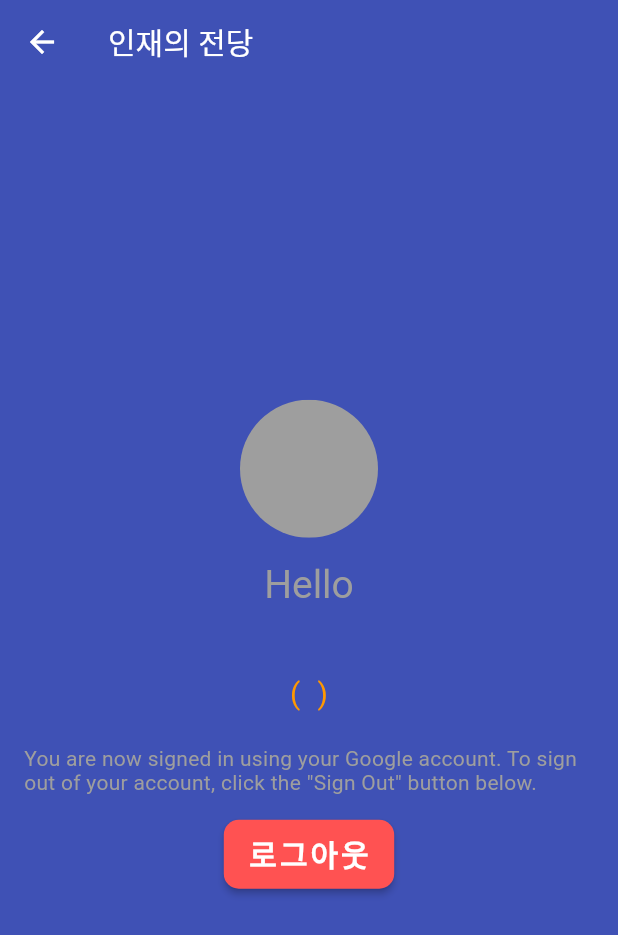
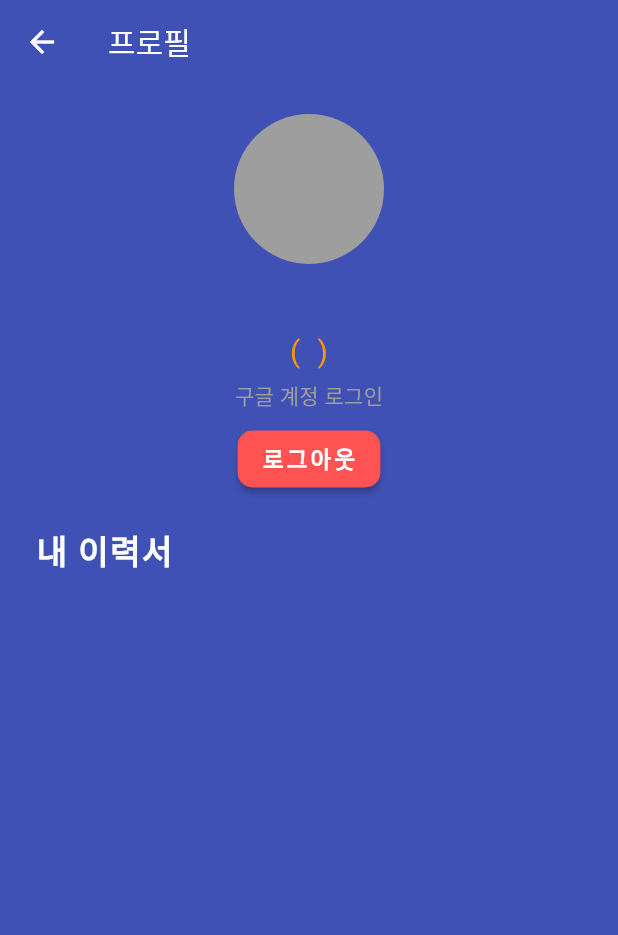
Before and after one commit to youngjungju/mobileapp, a Flutter app: the UserInfoScreen screen opened directly with empty values, on a phone screen of 412 x 824 dp. Shown: the top 935 px of the screen. Run offline on Flutter 3.47's test engine with Material 2 defaults, Android fonts, the phone set to English and light mode, and no system bars; our stand-ins replace cloud_firestore, firebase_auth, firebase_core, google_sign_in; accounts and stored records are empty.

Commit message:
User Info Screen: Added my list. my_item_list.dart has to be modified to only show items user wrote.

```diff
--- a/lib/screens/user_info_screen.dart
+++ b/lib/screens/user_info_screen.dart
@@ -3,6 +3,7 @@ import 'package:flutter/cupertino.dart';
 import 'package:flutter/material.dart';
 import 'package:mobileapp/screens/sign_in_screen.dart';
 import 'package:mobileapp/utils/authentication.dart';
+import 'package:mobileapp/widgets/my_item_list.dart';
 
 class UserInfoScreen extends StatefulWidget {
   const UserInfoScreen({Key? key, required User user})
@@ -52,11 +53,18 @@ class _UserInfoScreenState extends State<UserInfoScreen> {
       appBar: AppBar(
         elevation: 0,
         backgroundColor: Colors.indigo,
-        title: Text("인재의 전당"),
+        title: Text("프로필"),
       ),
       body: SafeArea(
-        child: Padding(
+        child: Column(
+          crossAxisAlignment: CrossAxisAlignment.start,
+          children: [
+            Container(
+              decoration: BoxDecoration(
+                color: Colors.indigo,
+              ),
               padding: const EdgeInsets.only(
+                top: 20.0,
                 left: 16.0,
                 right: 16.0,
                 bottom: 20.0,
@@ -65,7 +73,10 @@ class _UserInfoScreenState extends State<UserInfoScreen> {
                 mainAxisAlignment: MainAxisAlignment.center,
                 children: [
                   Row(),
-              _user.photoURL != null
+                  SizedBox(
+                    width: 100,
+                    height: 100,
+                    child: _user.photoURL != null
                         ? ClipOval(
                             child: Material(
                               color: Colors.grey,
@@ -88,13 +99,6 @@ class _UserInfoScreenState extends State<UserInfoScreen> {
                               ),
                             ),
                           ),
-              SizedBox(height: 16.0),
-              Text(
-                'Hello',
-                style: TextStyle(
-                  color: Colors.grey,
-                  fontSize: 26,
-                ),
                   ),
                   SizedBox(height: 8.0),
                   Text(
@@ -113,16 +117,17 @@ class _UserInfoScreenState extends State<UserInfoScreen> {
                       letterSpacing: 0.5,
                     ),
                   ),
-              SizedBox(height: 24.0),
+                  SizedBox(height: 8.0),
                   Text(
-                'You are now signed in using your Google account. To sign out of your account, click the "Sign Out" button below.',
+                    '구글 계정 로그인',
                     style: TextStyle(
                         color: Colors.grey, fontSize: 14, letterSpacing: 0.2),
                   ),
-              SizedBox(height: 16.0),
+                  SizedBox(height: 8.0),
                   _isSigningOut
                       ? CircularProgressIndicator(
-                      valueColor: AlwaysStoppedAnimation<Color>(Colors.white),
+                          valueColor:
+                              AlwaysStoppedAnimation<Color>(Colors.white),
                         )
                       : ElevatedButton(
                           style: ButtonStyle(
@@ -152,7 +157,7 @@ class _UserInfoScreenState extends State<UserInfoScreen> {
                             child: Text(
                               '로그아웃',
                               style: TextStyle(
-                            fontSize: 20,
+                                fontSize: 15,
                                 fontWeight: FontWeight.bold,
                                 color: Colors.white,
                                 letterSpacing: 2,
@@ -163,6 +168,32 @@ class _UserInfoScreenState extends State<UserInfoScreen> {
                 ],
               ),
             ),
+            Container(
+              padding: const EdgeInsets.only(
+                left: 24.0,
+                right: 24.0,
+                bottom: 12.0,
+              ),
+              color: Colors.indigo,
+              child: Row(
+                children: [
+                  Text(
+                    '내 이력서',
+                    style: TextStyle(
+                      color: Colors.white,
+                      fontSize: 22.0,
+                      letterSpacing: 1,
+                      fontWeight: FontWeight.bold,
+                    ),
+                  ),
+                ],
+              ),
+            ),
+            Expanded(
+              child: MyItemList(user: _user),
+            ),
+          ],
+        ),
       ),
     );
   }
--- a/lib/widgets/add_item_form.dart
+++ b/lib/widgets/add_item_form.dart
@@ -26,12 +26,13 @@ class _AddItemFormState extends State<AddItemForm> {
 
   final TextEditingController _titleController = TextEditingController();
   final TextEditingController _descriptionController = TextEditingController();
+  final TextEditingController _addressController = TextEditingController();
 
   @override
   Widget build(BuildContext context) {
     return Form(
       key: _addItemFormKey,
-      child: Column(
+      child: ListView(
         children: [
           Padding(
             padding: const EdgeInsets.only(
@@ -44,7 +45,7 @@ class _AddItemFormState extends State<AddItemForm> {
               children: [
                 SizedBox(height: 24.0),
                 Text(
-                  'Title',
+                  '이력서 제목',
                   style: TextStyle(
                     color: Colors.white,
                     fontSize: 22.0,
@@ -59,15 +60,15 @@ class _AddItemFormState extends State<AddItemForm> {
                   focusNode: widget.titleFocusNode,
                   keyboardType: TextInputType.text,
                   inputAction: TextInputAction.next,
-                  validator: (value) => Validator.validateField(
+                  validator: (value) => TitleValidator.validateField(
                     value: value,
                   ),
-                  label: 'Title',
-                  hint: 'Enter your note title',
+                  label: '이력서 제목',
+                  hint: '자신을 어필할 수 있는 이력서 제목을 입력해주세요.',
                 ),
                 SizedBox(height: 24.0),
                 Text(
-                  'Description',
+                  '자기소개서',
                   style: TextStyle(
                     color: Colors.white,
                     fontSize: 22.0,
@@ -83,11 +84,11 @@ class _AddItemFormState extends State<AddItemForm> {
                   focusNode: widget.descriptionFocusNode,
                   keyboardType: TextInputType.text,
                   inputAction: TextInputAction.done,
-                  validator: (value) => Validator.validateField(
+                  validator: (value) => IntroValidator.validateField(
                     value: value,
                   ),
-                  label: 'Description',
-                  hint: 'Enter your note description',
+                  label: '자기소개서',
+                  hint: '간단한 자기소개를 입력해주세요.(500자 이내)',
                 ),
               ],
             ),
@@ -138,7 +139,7 @@ class _AddItemFormState extends State<AddItemForm> {
                     child: Padding(
                       padding: EdgeInsets.only(top: 16.0, bottom: 16.0),
                       child: Text(
-                        'ADD ITEM',
+                        '이력서 추가',
                         style: TextStyle(
                           fontSize: 24,
                           fontWeight: FontWeight.bold,
--- a/lib/widgets/edit_item_form.dart
+++ b/lib/widgets/edit_item_form.dart
@@ -47,7 +47,7 @@ class _EditItemFormState extends State<EditItemForm> {
   Widget build(BuildContext context) {
     return Form(
       key: _editItemFormKey,
-      child: Column(
+      child: ListView(
         children: [
           Padding(
             padding: const EdgeInsets.only(
@@ -60,7 +60,7 @@ class _EditItemFormState extends State<EditItemForm> {
               children: [
                 SizedBox(height: 24.0),
                 Text(
-                  'Title',
+                  '이력서 제목',
                   style: TextStyle(
                     color: Colors.white,
                     fontSize: 22.0,
@@ -75,15 +75,15 @@ class _EditItemFormState extends State<EditItemForm> {
                   focusNode: widget.titleFocusNode,
                   keyboardType: TextInputType.text,
                   inputAction: TextInputAction.next,
-                  validator: (value) => Validator.validateField(
+                  validator: (value) => TitleValidator.validateField(
                     value: value,
                   ),
-                  label: 'Title',
-                  hint: 'Enter your note title',
+                  label: '이력서 제목',
+                  hint: '자신을 어필할 수 있는 이력서 제목을 입력해주세요.',
                 ),
                 SizedBox(height: 24.0),
                 Text(
-                  'Description',
+                  '자기소개서',
                   style: TextStyle(
                     color: Colors.white,
                     fontSize: 22.0,
@@ -99,11 +99,11 @@ class _EditItemFormState extends State<EditItemForm> {
                   focusNode: widget.descriptionFocusNode,
                   keyboardType: TextInputType.text,
                   inputAction: TextInputAction.done,
-                  validator: (value) => Validator.validateField(
+                  validator: (value) => TitleValidator.validateField(
                     value: value,
                   ),
-                  label: 'Description',
-                  hint: 'Enter your note description',
+                  label: '자기소개서',
+                  hint: '간단한 자기소개를 입력해주세요.(500자 이내)',
                 ),
               ],
             ),
@@ -155,7 +155,7 @@ class _EditItemFormState extends State<EditItemForm> {
                     child: Padding(
                       padding: EdgeInsets.only(top: 16.0, bottom: 16.0),
                       child: Text(
-                        'UPDATE ITEM',
+                        '이력서 저장',
                         style: TextStyle(
                           fontSize: 24,
                           fontWeight: FontWeight.bold,
--- /dev/null
+++ b/lib/widgets/my_item_list.dart
@@ -0,0 +1,77 @@
+import 'package:cloud_firestore/cloud_firestore.dart';
+import 'package:firebase_auth/firebase_auth.dart';
+import 'package:flutter/material.dart';
+import 'package:mobileapp/screens/detail_screen.dart';
+import 'package:mobileapp/utils/database.dart';
+
+class MyItemList extends StatelessWidget {
+  MyItemList({Key? key, required User user})
+      : _user = user,
+        super(key: key);
+
+  final User _user;
+
+  @override
+  Widget build(BuildContext context) {
+    return StreamBuilder<QuerySnapshot>(
+      stream: Database.readItems(),
+      builder: (context, snapshot) {
+        if (snapshot.hasError) {
+          return Text('Something went wrong');
+        } else if (snapshot.hasData || snapshot.data != null) {
+          return ListView.separated(
+              separatorBuilder: (context, index) => SizedBox(height: 16.0),
+              itemCount: snapshot.data!.docs.length,
+              itemBuilder: (context, index) {
+                var noteInfo = snapshot.data!.docs[index];
+                String docID = noteInfo.id;
+                String title = noteInfo.get('title');
+                String description = noteInfo.get('description');
+                String writer = noteInfo.get('writer');
+
+                //if(writer == _user.uid) { 이 조건을 만족하는 아이템만 빌드할 수 있도록 ListView 만들기
+                return Ink(
+                  decoration: BoxDecoration(
+                    color: Colors.grey.withOpacity(0.1),
+                    borderRadius: BorderRadius.circular(8.0),
+                  ),
+                  child: ListTile(
+                    shape: RoundedRectangleBorder(
+                      borderRadius: BorderRadius.circular(8.0),
+                    ),
+                    onTap: () => Navigator.of(context).push(
+                      MaterialPageRoute(
+                        builder: (context) => DetailScreen(
+                          documentId: docID,
+                          user: _user,
+                        ),
+                      ),
+                    ),
+                    title: Text(
+                      title,
+                      maxLines: 1,
+                      overflow: TextOverflow.ellipsis,
+                    ),
+                    subtitle: Text(
+                      description,
+                      maxLines: 1,
+                      overflow: TextOverflow.ellipsis,
+                    ),
+                  ),
+                );
+              }
+              //},
+              );
+        }
+
+        return Center(
+          child: CircularProgressIndicator(
+            valueColor: AlwaysStoppedAnimation<Color>(
+              Colors.orange,
+            ),
+          ),
+        );
+      },
+    );
+  }
+}
```
Also changed, not shown: lib/screens/detail_screen.dart (+3 -4 lines), lib/utils/validator.dart (+17 -2 lines). Lines whose indentation alone changed are shown as unchanged.
